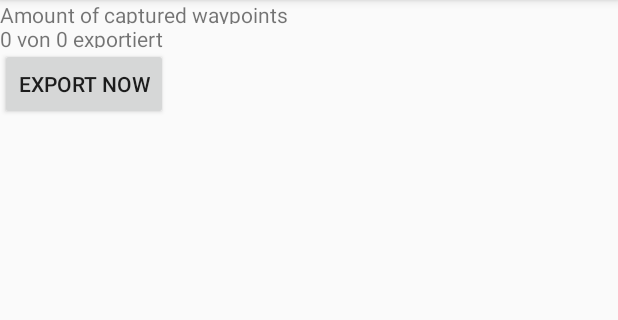
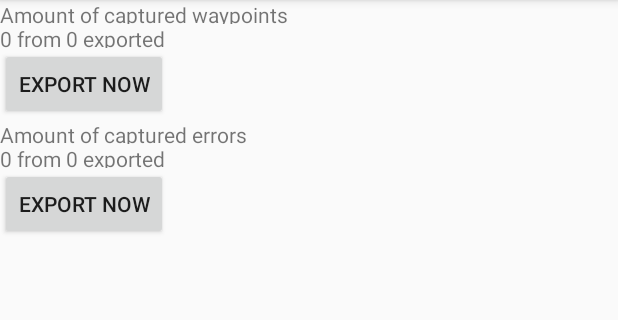
Before and after one commit to philipheimboeck/gps-hawk, an Android app: the ExportFragment screen opened directly, with no data from a screen before it, after a tap on "EXPORT NOW", on a phone screen of 412 x 824 dp, the part 84-404 px from its top. Run offline under Robolectric (Android 15) with nearby library versions, the phone set to English and light mode, and no system bars; our stand-ins replace androidx.preference.

Commit message:
Exceptions in Export-UI

```diff
--- a/code/app/src/main/java/gps/fhv/at/gps_hawk/activities/fragments/ExportFragment.java
+++ b/code/app/src/main/java/gps/fhv/at/gps_hawk/activities/fragments/ExportFragment.java
@@ -14,7 +14,9 @@ import android.widget.Toast;
 
 import gps.fhv.at.gps_hawk.Constants;
 import gps.fhv.at.gps_hawk.R;
+import gps.fhv.at.gps_hawk.broadcast.WaypointCounter;
 import gps.fhv.at.gps_hawk.domain.ExportContext;
+import gps.fhv.at.gps_hawk.persistence.setup.Exception2LogDef;
 import gps.fhv.at.gps_hawk.persistence.setup.WaypointDef;
 import gps.fhv.at.gps_hawk.workers.DbFacade;
 import gps.fhv.at.gps_hawk.tasks.ExportTask;
@@ -27,6 +29,7 @@ public class ExportFragment extends Fragment {
 
     private Button mButStartExport;
     private TextView mTextViewAmount;
+    private TextView mTextViewAmountExc;
 
     @Override
     public void onCreate(Bundle savedInstanceState) {
@@ -50,12 +53,18 @@ public class ExportFragment extends Fragment {
         });
 
         mTextViewAmount = (TextView) view.findViewById(R.id.tbx_amount_of_waypoints);
+        mTextViewAmountExc = (TextView) view.findViewById(R.id.tbx_amount_of_exceptions);
 
         DbFacade db = DbFacade.getInstance(getActivity());
         int amount = db.getCount(WaypointDef.TABLE_NAME, null);
-        int amountExported = db.getCount(WaypointDef.TABLE_NAME,WaypointDef.COLUMN_NAME_IS_EXPORTED +" = 0");
+        int amountExported = db.getCount(WaypointDef.TABLE_NAME, WaypointDef.COLUMN_NAME_IS_EXPORTED + " = 0");
 
-        mTextViewAmount.setText("" + (amount - amountExported) +" von "+ amount +" exportiert");
+        mTextViewAmount.setText("" + (amount - amountExported) + " from " + amount + " exported");
+
+        amount = db.getCount(Exception2LogDef.TABLE_NAME, null);
+        amountExported = db.getCount(Exception2LogDef.TABLE_NAME, Exception2LogDef.COLUMN_NAME_IS_EXPORTED);
+
+        mTextViewAmountExc.setText((amount - amountExported) + " from " + amount + " exported");
 
         return view;
     }
--- a/code/app/src/main/java/gps/fhv/at/gps_hawk/domain/ExportContext.java
+++ b/code/app/src/main/java/gps/fhv/at/gps_hawk/domain/ExportContext.java
@@ -7,18 +7,18 @@ import java.util.List;
 /**
  * Created by Tobias on 25.10.2015.
  */
-public class ExportContext {
+public class ExportContext<T extends IExportable> {
 
-    private List<Waypoint> _waypointList;
+    private List<T> _waypointList;
     private String _url;
     private Context _context;
     private String androidId;
 
-    public List<Waypoint> getWaypointList() {
+    public List<T> getWaypointList() {
         return _waypointList;
     }
 
-    public void setWaypointList(List<Waypoint> waypointList) {
+    public void setWaypointList(List<T> waypointList) {
         _waypointList = waypointList;
     }
 
--- /dev/null
+++ b/code/app/src/main/java/gps/fhv/at/gps_hawk/domain/IExportable.java
@@ -0,0 +1,9 @@
+package gps.fhv.at.gps_hawk.domain;
+
+/**
+ * Created by Tobias on 02.11.2015.
+ */
+public interface IExportable {
+    int getIsExported();
+    void setIsExported(int isExported);
+}
--- a/code/app/src/main/java/gps/fhv/at/gps_hawk/domain/Waypoint.java
+++ b/code/app/src/main/java/gps/fhv/at/gps_hawk/domain/Waypoint.java
@@ -11,7 +11,7 @@ import gps.fhv.at.gps_hawk.helper.DateHelper;
 /**
  * Created by Tobias on 24.10.2015.
  */
-public class Waypoint extends DomainBase implements IJSONable, Serializable {
+public class Waypoint extends DomainBase implements IJSONable, Serializable , IExportable {
     private int _id;
     private int _trackId;
     private int _isExported;
--- a/code/app/src/main/java/gps/fhv/at/gps_hawk/workers/DbFacade.java
+++ b/code/app/src/main/java/gps/fhv/at/gps_hawk/workers/DbFacade.java
@@ -5,6 +5,7 @@ import android.content.Context;
 import android.database.Cursor;
 import android.database.sqlite.SQLiteDatabase;
 import android.provider.BaseColumns;
+import android.util.Log;
 
 import java.lang.reflect.Type;
 import java.util.ArrayList;
@@ -12,9 +13,11 @@ import java.util.HashMap;
 import java.util.List;
 
 import gps.fhv.at.gps_hawk.domain.DomainBase;
+import gps.fhv.at.gps_hawk.domain.Exception2Log;
 import gps.fhv.at.gps_hawk.domain.Track;
 import gps.fhv.at.gps_hawk.domain.Waypoint;
 import gps.fhv.at.gps_hawk.persistence.broker.BrokerBase;
+import gps.fhv.at.gps_hawk.persistence.broker.Exception2LogBroker;
 import gps.fhv.at.gps_hawk.persistence.broker.TrackBroker;
 import gps.fhv.at.gps_hawk.persistence.broker.WaypointBroker;
 import gps.fhv.at.gps_hawk.persistence.setup.WaypointDef;
@@ -31,6 +34,7 @@ public class DbFacade {
     static {
         mBrokerMap.put(Waypoint.class, new WaypointBroker());
         mBrokerMap.put(Track.class, new TrackBroker());
+        mBrokerMap.put(Exception2Log.class, new Exception2LogBroker());
     }
 
     public static DbFacade getInstance(Context context) {
@@ -172,6 +176,8 @@ public class DbFacade {
     }
 
     public int getCount(String tbl, String where) {
+        int ret = -1;
+        try {
             // Define a projection that specifies which columns from the database
             // you will actually use after this query.
             String[] projection = {
@@ -190,7 +196,11 @@ public class DbFacade {
 
             c.moveToFirst();
 
-        int ret = c.getInt(0);
+            ret = c.getInt(0);
+
+        } catch (Exception e) {
+            Log.e("FATAL","Error fetching COUNT(*) FROM table"+tbl,e);
+        }
 
         return ret;
     }
--- a/code/app/src/main/java/gps/fhv/at/gps_hawk/workers/DbSetup.java
+++ b/code/app/src/main/java/gps/fhv/at/gps_hawk/workers/DbSetup.java
@@ -9,6 +9,7 @@ import java.util.ArrayList;
 import java.util.List;
 
 import gps.fhv.at.gps_hawk.persistence.setup.BaseTableDef;
+import gps.fhv.at.gps_hawk.persistence.setup.Exception2LogDef;
 import gps.fhv.at.gps_hawk.persistence.setup.TrackDef;
 import gps.fhv.at.gps_hawk.persistence.setup.WaypointDef;
 
@@ -19,7 +20,7 @@ import gps.fhv.at.gps_hawk.persistence.setup.WaypointDef;
 public class DbSetup extends SQLiteOpenHelper {
 
     // If you change the database schema, you must increment the database version.
-    public static final int DATABASE_VERSION = 4;
+    public static final int DATABASE_VERSION = 6;
     public static final String DATABASE_NAME = "GpwHawk.db";
 
     public DbSetup(Context context) {
@@ -33,6 +34,7 @@ public class DbSetup extends SQLiteOpenHelper {
         // Add Table-Def for each table
         tableDefs.add(new WaypointDef());
         tableDefs.add(new TrackDef());
+        tableDefs.add(new Exception2LogDef());
 
         return  tableDefs;
     }
--- a/code/app/src/main/res/layout/fragment_export.xml
+++ b/code/app/src/main/res/layout/fragment_export.xml
@@ -7,6 +7,11 @@
     <LinearLayout
         android:layout_width="match_parent"
         android:layout_height="match_parent"
+        android:orientation="vertical">
+
+        <LinearLayout
+            android:layout_width="match_parent"
+            android:layout_height="wrap_content"
             android:orientation="vertical">
 
             <TextView
@@ -29,6 +34,33 @@
 
 
         </LinearLayout>
+
+        <LinearLayout
+            android:layout_width="match_parent"
+            android:layout_height="match_parent"
+            android:orientation="vertical">
+
+            <TextView
+                android:layout_width="match_parent"
+                android:layout_height="@dimen/activity_horizontal_margin"
+                android:text="@string/amount_of_exceptions"/>
+
+            <TextView
+                android:id="@+id/tbx_amount_of_exceptions"
+                android:layout_width="match_parent"
+                android:layout_height="@dimen/activity_horizontal_margin"/>
+
+            <Button
+                android:id="@+id/button_do_exception_export"
+                android:layout_width="wrap_content"
+                android:layout_height="wrap_content"
+                android:layout_alignParentBottom="true"
+                android:layout_alignParentEnd="true"
+                android:text="@string/start_export"/>
+
+
+        </LinearLayout>
+    </LinearLayout>
     <!--<RelativeLayout-->
     <!--android:orientation="vertical"-->
     <!--android:layout_width="match_parent"-->
--- a/code/app/src/main/res/values/strings.xml
+++ b/code/app/src/main/res/values/strings.xml
@@ -34,4 +34,5 @@
     <string name="notification_tracking_title">GPS Hawk Tracking</string>
     <string name="notification_tracking_text">GPS Hawk is tracking your location</string>
     <string name="number_of_waypoints">Number of tracked Waypoints: %1$d</string>
+    <string name="amount_of_exceptions">Amount of captured errors</string>
 </resources>
```
Also changed, not shown: code/app/src/main/java/gps/fhv/at/gps_hawk/GpsHawkApplication.java (+10 -0 lines), code/app/src/main/java/gps/fhv/at/gps_hawk/domain/Exception2Log.java (added, +57 -0 lines), code/app/src/main/java/gps/fhv/at/gps_hawk/persistence/broker/Exception2LogBroker.java (added, +59 -0 lines), code/app/src/main/java/gps/fhv/at/gps_hawk/persistence/setup/Exception2LogDef.java (added, +30 -0 lines), 1 other file. Lines whose indentation alone changed are shown as unchanged.
